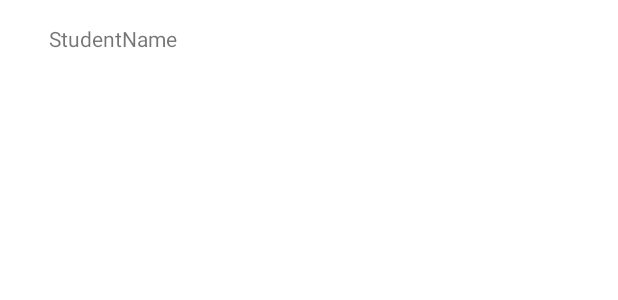
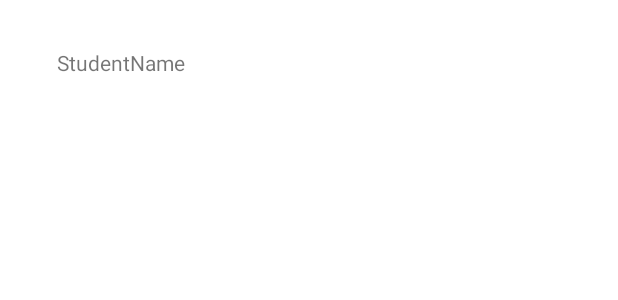
Before and after one commit to WesselBruijnes/StudentTracker, an Android app: the layout student_row.xml on its own in the app's theme, with its tools: preview values and no code run, on a phone screen of 412 x 824 dp. Shown: the top 300 px of the screen. Run offline under Robolectric (Android 15) with nearby library versions, the phone set to English and light mode, and no system bars.

Commit message:
Removed actiobar

```diff
--- a/app/src/main/AndroidManifest.xml
+++ b/app/src/main/AndroidManifest.xml
@@ -10,7 +10,7 @@
         android:label="@string/app_name"
         android:roundIcon="@mipmap/ic_launcher_round"
         android:supportsRtl="true"
-        android:theme="@style/Theme.StudentTracker">
+        android:theme="@style/Theme.StudentTracker.NoActionBar">
         <activity
             android:name=".StudentActivity"
             android:exported="true" />
--- a/app/src/main/java/com/bruijnes/studenttracker/StudentActivity.java
+++ b/app/src/main/java/com/bruijnes/studenttracker/StudentActivity.java
@@ -23,10 +23,10 @@ public class StudentActivity extends AppCompatActivity {
         setContentView(R.layout.activity_student);
 
         List<Student> students = new ArrayList<>();
-        for(int i = 0; i < 20; i++) {
+        for(int i = 0; i < 50; i++) {
             Student x = new Student();
             x.setStudentId(i);
-            x.setFirstName("wessel");
+            x.setFirstName(i + " wessel");
             x.setLastName("bruijnes");
             students.add(x);
         }
--- a/app/src/main/res/layout/student_row.xml
+++ b/app/src/main/res/layout/student_row.xml
@@ -10,10 +10,12 @@
         android:id="@+id/studentName"
         android:layout_width="wrap_content"
         android:layout_height="wrap_content"
-        android:layout_marginTop="16dp"
+        android:layout_marginStart="8dp"
+        android:layout_marginTop="32dp"
+        android:layout_marginEnd="32dp"
         android:text="StudentName"
         app:layout_constraintEnd_toEndOf="parent"
-        app:layout_constraintHorizontal_bias="0.101"
+        app:layout_constraintHorizontal_bias="0.104"
         app:layout_constraintStart_toStartOf="parent"
         app:layout_constraintTop_toTopOf="parent" />
 </androidx.constraintlayout.widget.ConstraintLayout>
--- a/app/src/main/res/values/themes.xml
+++ b/app/src/main/res/values/themes.xml
@@ -13,4 +13,10 @@
         <item name="android:statusBarColor" tools:targetApi="l">?attr/colorPrimaryVariant</item>
         <!-- Customize your theme here. -->
     </style>
+
+    <style name="Theme.StudentTracker.NoActionBar">
+        <item name="windowActionBar">false</item>
+        <item name="windowNoTitle">true</item>
+    </style>
+
 </resources>
```
